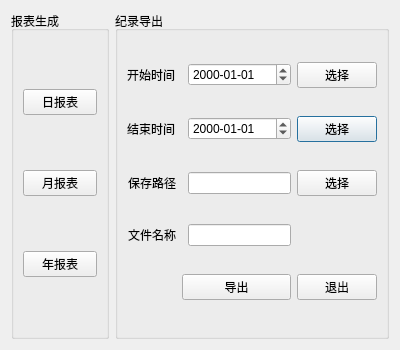
Qt form BusBar-Qt/logs/logcom/logexportmodeldlg.ui (luozhiyong131/BusBar) before a commit.
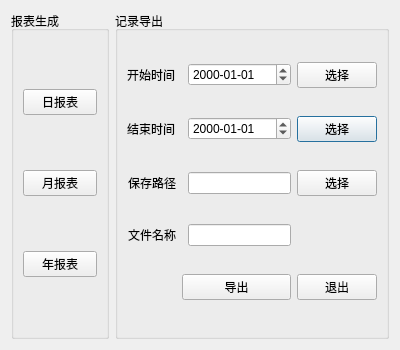
The same form after that commit. Icons and pictures are not drawn.

Commit message: Changed: 报警-告警 接插箱-插接箱 纪录-记录

```diff
--- a/BusBar-Qt/logs/logcom/logexportmodeldlg.ui
+++ b/BusBar-Qt/logs/logcom/logexportmodeldlg.ui
@@ -20,7 +20,7 @@
    <item row="0" column="1">
     <widget class="QGroupBox" name="groupBox">
      <property name="title">
-      <string>纪录导出</string>
+      <string>记录导出</string>
      </property>
      <layout class="QGridLayout" name="gridLayout">
       <item row="1" column="0" colspan="2">
```
The commit also changes 44 other files.
